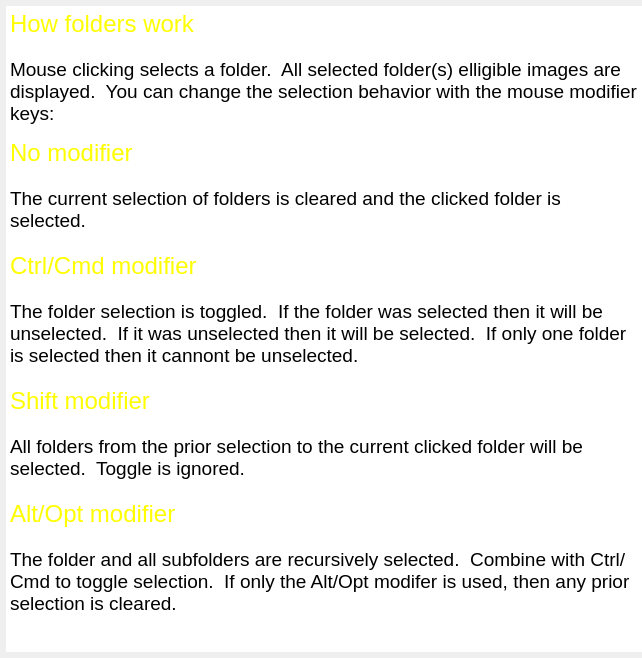
Old version of the form Help/foldershelp.ui in the repository towhee/Winnow64.
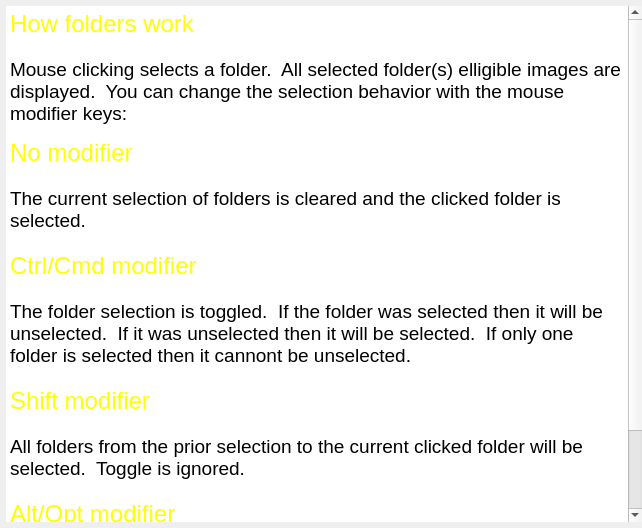
New version of the form.

```diff
--- a/Help/foldershelp.ui
+++ b/Help/foldershelp.ui
@@ -7,7 +7,7 @@
     <x>0</x>
     <y>0</y>
     <width>642</width>
-    <height>658</height>
+    <height>528</height>
    </rect>
   </property>
   <property name="windowTitle">
```
